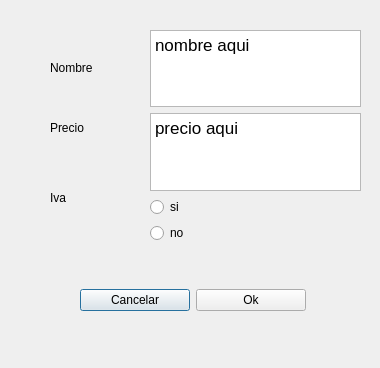
Qt form ui/ventanaModificarProductoCampos.ui (WGand/ProyectoIS) before a commit.
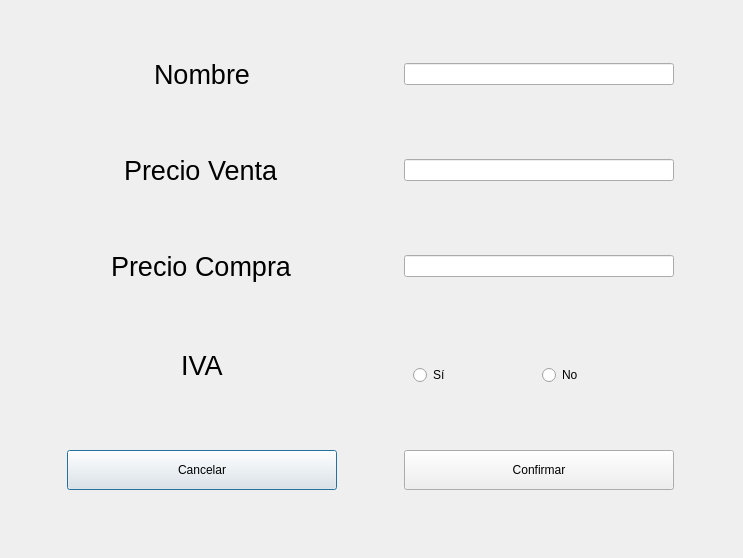
The same form after that commit.

Commit message: ventanaListarInventario, ventanaRegistrarVenta, ventanaModificarProducto

```diff
--- a/ui/ventanaModificarProductoCampos.ui
+++ b/ui/ventanaModificarProductoCampos.ui
@@ -6,134 +6,211 @@
    <rect>
     <x>0</x>
     <y>0</y>
-    <width>380</width>
-    <height>368</height>
+    <width>743</width>
+    <height>558</height>
    </rect>
   </property>
   <property name="windowTitle">
    <string>Modificar Producto</string>
   </property>
-  <widget class="QLabel" name="label">
+  <widget class="QWidget" name="gridLayoutWidget">
    <property name="geometry">
     <rect>
-     <x>50</x>
-     <y>60</y>
-     <width>61</width>
-     <height>16</height>
+     <x>0</x>
+     <y>0</y>
+     <width>741</width>
+     <height>551</height>
     </rect>
    </property>
-   <property name="text">
-    <string>Nombre</string>
-   </property>
-  </widget>
-  <widget class="QLabel" name="label_3">
-   <property name="geometry">
-    <rect>
-     <x>50</x>
-     <y>120</y>
-     <width>61</width>
-     <height>16</height>
-    </rect>
-   </property>
-   <property name="text">
-    <string>Precio</string>
-   </property>
-  </widget>
-  <widget class="QLabel" name="label_4">
-   <property name="geometry">
-    <rect>
-     <x>50</x>
-     <y>190</y>
-     <width>61</width>
-     <height>16</height>
-    </rect>
-   </property>
-   <property name="text">
-    <string>Iva</string>
-   </property>
-  </widget>
-  <widget class="QWidget" name="verticalLayoutWidget">
-   <property name="geometry">
-    <rect>
-     <x>150</x>
-     <y>30</y>
-     <width>211</width>
-     <height>213</height>
-    </rect>
-   </property>
-   <layout class="QVBoxLayout" name="verticalLayout">
-    <item>
-     <widget class="QTextEdit" name="campoNombre">
-      <property name="html">
-       <string>&lt;!DOCTYPE HTML PUBLIC &quot;-//W3C//DTD HTML 4.0//EN&quot; &quot;http://www.w3.org/TR/REC-html40/strict.dtd&quot;&gt;
-&lt;html&gt;&lt;head&gt;&lt;meta name=&quot;qrichtext&quot; content=&quot;1&quot; /&gt;&lt;style type=&quot;text/css&quot;&gt;
-p, li { white-space: pre-wrap; }
-&lt;/style&gt;&lt;/head&gt;&lt;body style=&quot; font-family:'.AppleSystemUIFont'; font-size:13pt; font-weight:400; font-style:normal;&quot;&gt;
-&lt;p style=&quot; margin-top:0px; margin-bottom:0px; margin-left:0px; margin-right:0px; -qt-block-indent:0; text-indent:0px;&quot;&gt;nombre aqui&lt;/p&gt;&lt;/body&gt;&lt;/html&gt;</string>
+   <layout class="QGridLayout" name="gridLayout">
+    <property name="horizontalSpacing">
+     <number>0</number>
+    </property>
+    <item row="0" column="0" alignment="Qt::AlignHCenter|Qt::AlignVCenter">
+     <widget class="QLabel" name="label">
+      <property name="maximumSize">
+       <size>
+        <width>250</width>
+        <height>16777215</height>
+       </size>
       </property>
-     </widget>
-    </item>
-    <item>
-     <widget class="QTextEdit" name="campoPrecio">
-      <property name="html">
-       <string>&lt;!DOCTYPE HTML PUBLIC &quot;-//W3C//DTD HTML 4.0//EN&quot; &quot;http://www.w3.org/TR/REC-html40/strict.dtd&quot;&gt;
-&lt;html&gt;&lt;head&gt;&lt;meta name=&quot;qrichtext&quot; content=&quot;1&quot; /&gt;&lt;style type=&quot;text/css&quot;&gt;
-p, li { white-space: pre-wrap; }
-&lt;/style&gt;&lt;/head&gt;&lt;body style=&quot; font-family:'.AppleSystemUIFont'; font-size:13pt; font-weight:400; font-style:normal;&quot;&gt;
-&lt;p style=&quot; margin-top:0px; margin-bottom:0px; margin-left:0px; margin-right:0px; -qt-block-indent:0; text-indent:0px;&quot;&gt;precio aqui&lt;/p&gt;&lt;/body&gt;&lt;/html&gt;</string>
-      </property>
-     </widget>
-    </item>
-    <item>
-     <widget class="QRadioButton" name="radioButtonSi">
       <property name="text">
-       <string>si</string>
+       <string>&lt;html&gt;&lt;head/&gt;&lt;body&gt;&lt;p&gt;&lt;span style=&quot; font-size:20pt;&quot;&gt;Nombre&lt;/span&gt;&lt;/p&gt;&lt;/body&gt;&lt;/html&gt;</string>
       </property>
      </widget>
     </item>
-    <item>
-     <widget class="QRadioButton" name="radioButtonNo">
-      <property name="text">
-       <string>no</string>
+    <item row="2" column="1">
+     <widget class="QLineEdit" name="campoPrecioCompra">
+      <property name="minimumSize">
+       <size>
+        <width>250</width>
+        <height>0</height>
+       </size>
       </property>
-     </widget>
-    </item>
-    <item>
-     <spacer name="verticalSpacer">
-      <property name="orientation">
-       <enum>Qt::Vertical</enum>
-      </property>
-      <property name="sizeHint" stdset="0">
+      <property name="maximumSize">
        <size>
-        <width>20</width>
-        <height>40</height>
+        <width>270</width>
+        <height>16777215</height>
        </size>
       </property>
-     </spacer>
+     </widget>
     </item>
-   </layout>
-  </widget>
-  <widget class="QWidget" name="horizontalLayoutWidget">
-   <property name="geometry">
-    <rect>
-     <x>80</x>
-     <y>260</y>
-     <width>226</width>
-     <height>80</height>
-    </rect>
-   </property>
-   <layout class="QHBoxLayout" name="horizontalLayout">
-    <item>
+    <item row="4" column="0">
      <widget class="QPushButton" name="botonCancelar">
+      <property name="minimumSize">
+       <size>
+        <width>270</width>
+        <height>40</height>
+       </size>
+      </property>
+      <property name="maximumSize">
+       <size>
+        <width>270</width>
+        <height>16777215</height>
+       </size>
+      </property>
       <property name="text">
        <string>Cancelar</string>
       </property>
      </widget>
     </item>
-    <item>
+    <item row="1" column="0" alignment="Qt::AlignHCenter|Qt::AlignVCenter">
+     <widget class="QLabel" name="label_2">
+      <property name="maximumSize">
+       <size>
+        <width>250</width>
+        <height>16777215</height>
+       </size>
+      </property>
+      <property name="text">
+       <string>&lt;html&gt;&lt;head/&gt;&lt;body&gt;&lt;p&gt;&lt;span style=&quot; font-size:20pt;&quot;&gt;Precio Venta&lt;/span&gt;&lt;/p&gt;&lt;/body&gt;&lt;/html&gt;</string>
+      </property>
+     </widget>
+    </item>
+    <item row="0" column="1">
+     <widget class="QLineEdit" name="campoNombre">
+      <property name="minimumSize">
+       <size>
+        <width>250</width>
+        <height>0</height>
+       </size>
+      </property>
+      <property name="maximumSize">
+       <size>
+        <width>270</width>
+        <height>16777215</height>
+       </size>
+      </property>
+     </widget>
+    </item>
+    <item row="1" column="1">
+     <widget class="QLineEdit" name="campoPrecioVenta">
+      <property name="minimumSize">
+       <size>
+        <width>250</width>
+        <height>0</height>
+       </size>
+      </property>
+      <property name="maximumSize">
+       <size>
+        <width>270</width>
+        <height>16777215</height>
+       </size>
+      </property>
+     </widget>
+    </item>
+    <item row="4" column="1">
      <widget class="QPushButton" name="okBoton">
+      <property name="minimumSize">
+       <size>
+        <width>270</width>
+        <height>40</height>
+       </size>
+      </property>
+      <property name="maximumSize">
+       <size>
+        <width>270</width>
+        <height>300</height>
+       </size>
+      </property>
       <property name="text">
-       <string>Ok</string>
+       <string>Confirmar</string>
+      </property>
+     </widget>
+    </item>
+    <item row="2" column="0" alignment="Qt::AlignHCenter|Qt::AlignVCenter">
+     <widget class="QLabel" name="label_3">
+      <property name="maximumSize">
+       <size>
+        <width>250</width>
+        <height>16777215</height>
+       </size>
+      </property>
+      <property name="text">
+       <string>&lt;html&gt;&lt;head/&gt;&lt;body&gt;&lt;p&gt;&lt;span style=&quot; font-size:20pt;&quot;&gt;Precio Compra&lt;/span&gt;&lt;/p&gt;&lt;/body&gt;&lt;/html&gt;</string>
+      </property>
+     </widget>
+    </item>
+    <item row="3" column="1">
+     <widget class="QFrame" name="horizontalFrame">
+      <property name="maximumSize">
+       <size>
+        <width>16777215</width>
+        <height>20</height>
+       </size>
+      </property>
+      <layout class="QHBoxLayout" name="horizontalLayout_2">
+       <property name="sizeConstraint">
+        <enum>QLayout::SetMinimumSize</enum>
+       </property>
+       <item>
+        <widget class="QRadioButton" name="radioButtonSi">
+         <property name="enabled">
+          <bool>true</bool>
+         </property>
+         <property name="minimumSize">
+          <size>
+           <width>0</width>
+           <height>20</height>
+          </size>
+         </property>
+         <property name="maximumSize">
+          <size>
+           <width>16777215</width>
+           <height>20</height>
+          </size>
+         </property>
+         <property name="text">
+          <string>Sí</string>
+         </property>
+        </widget>
+       </item>
+       <item>
+        <widget class="QRadioButton" name="radioButtonNo">
+         <property name="minimumSize">
+          <size>
+           <width>0</width>
+           <height>20</height>
+          </size>
+         </property>
+         <property name="maximumSize">
+          <size>
+           <width>16777215</width>
+           <height>20</height>
+          </size>
+         </property>
+         <property name="text">
+          <string>No</string>
+         </property>
+        </widget>
+       </item>
+      </layout>
+     </widget>
+    </item>
+    <item row="3" column="0" alignment="Qt::AlignHCenter|Qt::AlignVCenter">
+     <widget class="QLabel" name="label_4">
+      <property name="text">
+       <string>&lt;html&gt;&lt;head/&gt;&lt;body&gt;&lt;p&gt;&lt;span style=&quot; font-size:20pt;&quot;&gt;IVA&lt;/span&gt;&lt;/p&gt;&lt;/body&gt;&lt;/html&gt;</string>
       </property>
      </widget>
     </item>
```
The commit also changes 5 other files.
